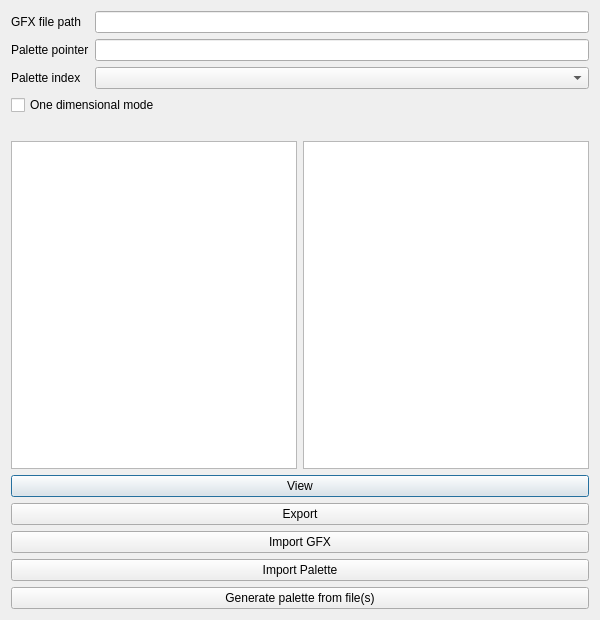
Qt form dsvedit/gfx_editor.ui (LagoLunatic/DSVEdit) before a commit.
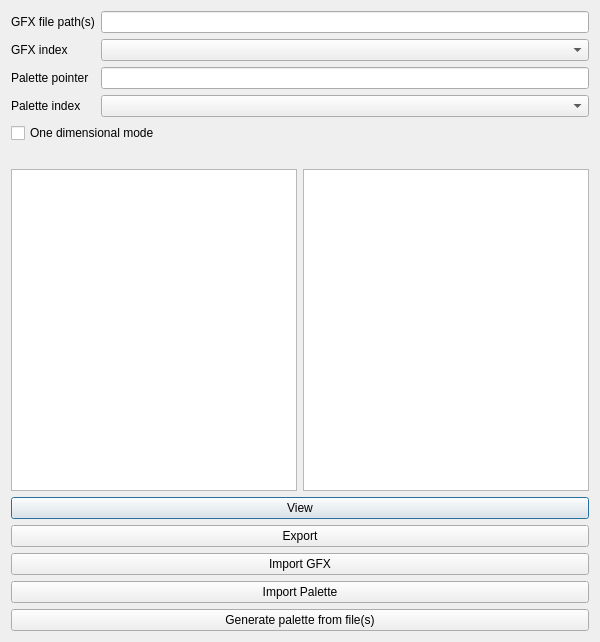
The same form after that commit.

Commit message: GFX editor: Support loading multiple gfx files at once

```diff
--- a/dsvedit/gfx_editor.ui
+++ b/dsvedit/gfx_editor.ui
@@ -7,7 +7,7 @@
     <x>0</x>
     <y>0</y>
     <width>600</width>
-    <height>620</height>
+    <height>642</height>
    </rect>
   </property>
   <property name="windowTitle">
@@ -22,33 +22,43 @@
      <item row="0" column="0">
       <widget class="QLabel" name="label_2">
        <property name="text">
-        <string>GFX file path</string>
+        <string>GFX file path(s)</string>
        </property>
       </widget>
      </item>
      <item row="0" column="1">
       <widget class="QLineEdit" name="gfx_file_name"/>
      </item>
-     <item row="1" column="0">
+     <item row="2" column="0">
       <widget class="QLabel" name="label_3">
        <property name="text">
         <string>Palette pointer</string>
        </property>
       </widget>
      </item>
-     <item row="1" column="1">
+     <item row="2" column="1">
       <widget class="QLineEdit" name="palette_pointer"/>
      </item>
-     <item row="2" column="0">
+     <item row="3" column="0">
       <widget class="QLabel" name="label_4">
        <property name="text">
         <string>Palette index</string>
        </property>
       </widget>
      </item>
-     <item row="2" column="1">
+     <item row="3" column="1">
       <widget class="QComboBox" name="palette_index"/>
      </item>
+     <item row="1" column="0">
+      <widget class="QLabel" name="label">
+       <property name="text">
+        <string>GFX index</string>
+       </property>
+      </widget>
+     </item>
+     <item row="1" column="1">
+      <widget class="QComboBox" name="gfx_index"/>
+     </item>
     </layout>
    </item>
    <item>
```
Left out of the diff: 2 changed lines with no effect on the pictures. The commit also changes 2 other files.
